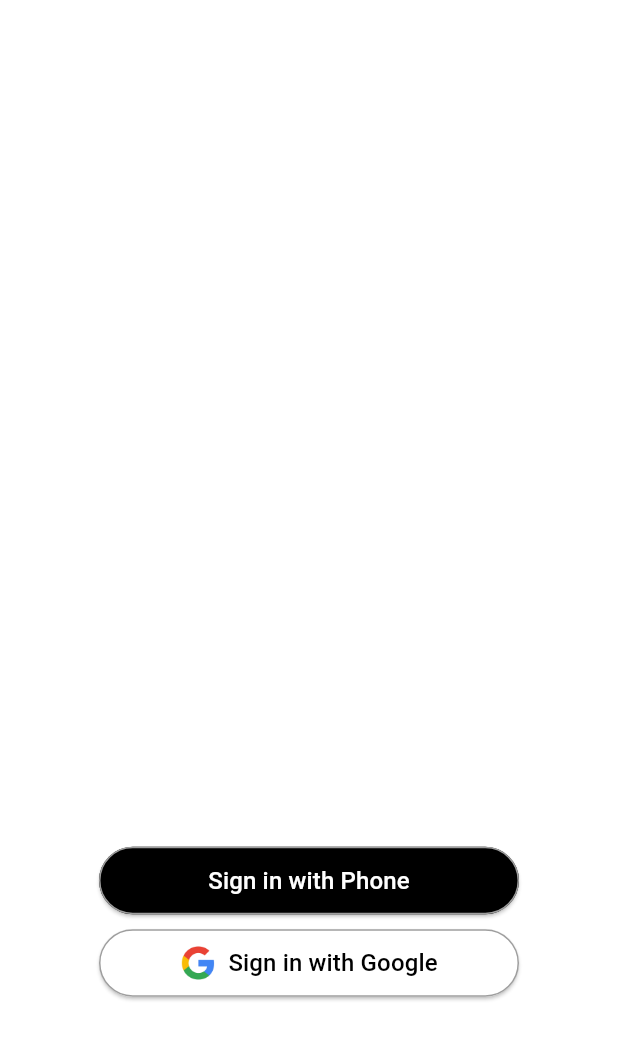
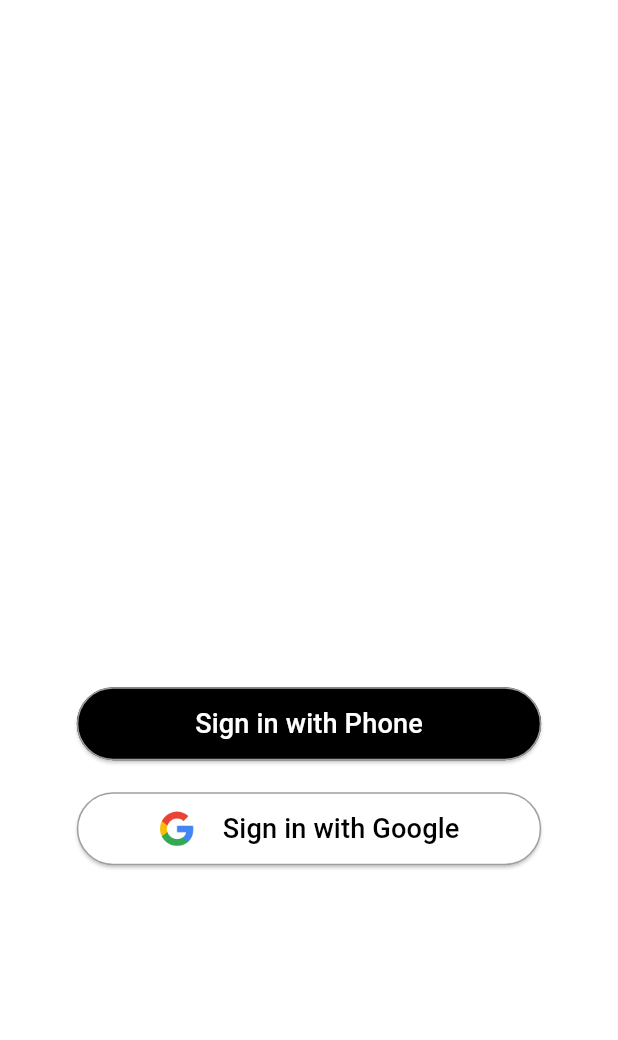
Before and after one commit to Maulik-Dawda/UG, a Flutter app: the screen it shows after launch, on a phone screen of 412 x 824 dp. Shown: the top 1040 px of the screen. Run offline on Flutter 3.47's test engine with Material 3 defaults, Android fonts, the phone set to English and light mode, and no system bars.

Commit message:
Updated Button widget with MediaQuery and made UgIntro responsive

```diff
--- a/lib/button.dart
+++ b/lib/button.dart
@@ -25,9 +25,13 @@ class Button extends StatefulWidget {
 class _ButtonState extends State<Button> {
   @override
   Widget build(BuildContext context) {
+
+    final screenWidth = MediaQuery.of(context).size.width;
+    final screenHeight = MediaQuery.of(context).size.height;
+
     return SizedBox(
-      width: 300,
-      height: 50,
+      width: screenWidth * 0.8,
+      height: screenHeight * 0.065,
       child: Padding(
         padding: const EdgeInsets.only(left: 10, right: 10, top: 5, bottom: 0),
         child: ElevatedButton(
@@ -44,15 +48,15 @@ class _ButtonState extends State<Button> {
               if (widget.imageAssetPath != null && widget.imageAssetPath!.isNotEmpty) ...[
                 Image.asset(
                   widget.imageAssetPath !,
-                  width: 24,
-                  height: 24,
+                  width: screenHeight * 0.03,
+                  height: screenHeight * 0.03,
                 ),
-                const SizedBox(width: 8),
+                SizedBox(width: screenWidth * 0.044),
               ],
               Flexible(
                 child: Text(
                   widget.btnText,
-                  style: const TextStyle(fontSize: 16),
+                  style: TextStyle(fontSize: screenHeight * 0.022),
                 ),
               ),
             ],
--- a/lib/ug_intro.dart
+++ b/lib/ug_intro.dart
@@ -11,15 +11,18 @@ class UgIntro extends StatefulWidget {
 class _UgIntroState extends State<UgIntro> {
   @override
   Widget build(BuildContext context) {
+
+    final screenHeight = MediaQuery.of(context).size.height;
+
     return Scaffold(
       backgroundColor: Colors.white,
       body:Center(
         child: Column(
           mainAxisAlignment: MainAxisAlignment.center,
             children: [
-              SizedBox(height: 400,),
+              SizedBox(height: screenHeight * 0.25),
               Button(btnText: "Sign in with Phone", onPressed: (){},foregroundColor: Colors.white,backgroundColor: Colors.black,btnBorderColor: Colors.grey,imageAssetPath: "",),
-              SizedBox(height: 5,),
+              SizedBox(height: screenHeight * 0.02),
               Button(btnText: "Sign in with Google", onPressed: (){}, foregroundColor: Colors.black,backgroundColor: Colors.white,btnBorderColor: Colors.grey,imageAssetPath: "assets/btn_images/google.png",) ,
 
             ],
```
